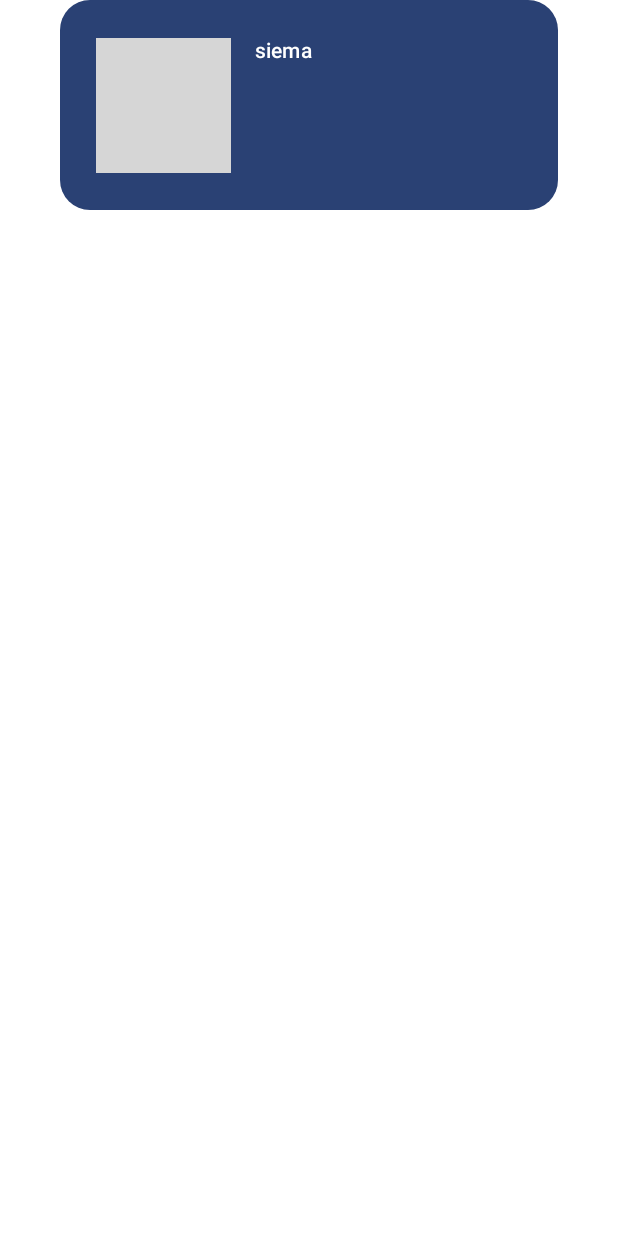
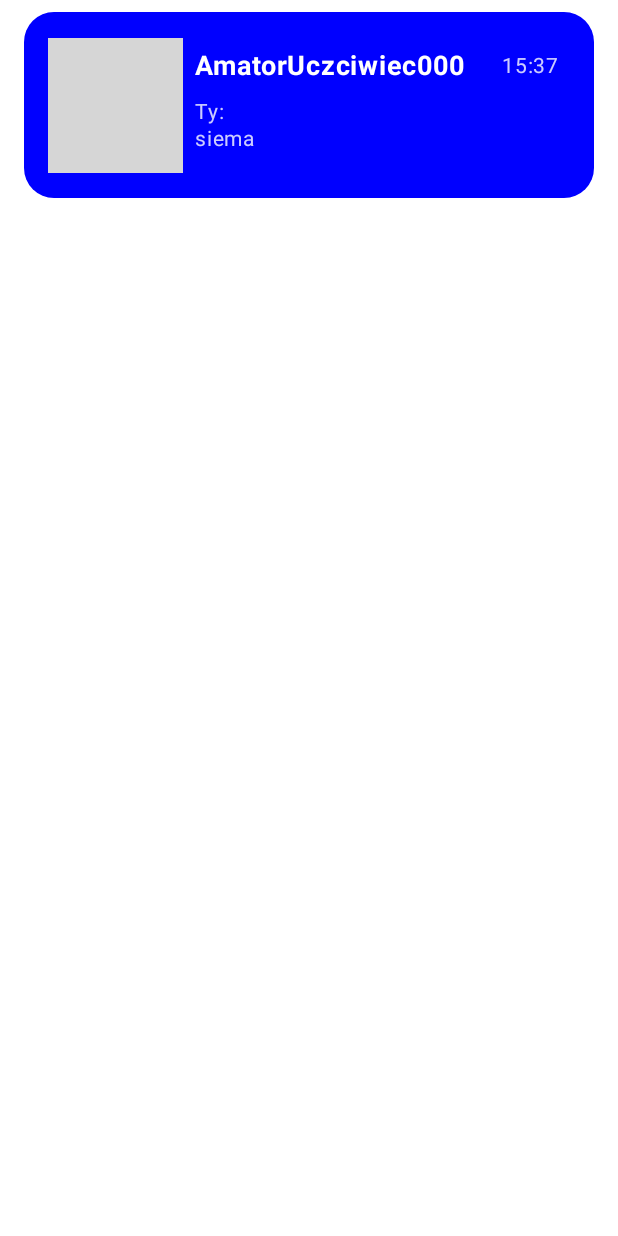
Before and after one commit to pyRR4/TelePathy, an Android app built with Jetpack Compose: the @Preview function TelePathyPreview, on a phone screen of 412 x 824 dp. Run offline under Robolectric (Android 15) with nearby library versions, the phone set to English and light mode, and no system bars; grey boxes are pictures that could not be loaded.

Commit message:
finished contactCard button

```diff
--- a/app/src/main/java/com/example/telepathy/MainActivity.kt
+++ b/app/src/main/java/com/example/telepathy/MainActivity.kt
@@ -8,6 +8,7 @@ import androidx.compose.foundation.BorderStroke
 import androidx.compose.foundation.Image
 import androidx.compose.foundation.background
 import androidx.compose.foundation.border
+import androidx.compose.foundation.clickable
 import androidx.compose.foundation.layout.Arrangement
 import androidx.compose.foundation.layout.Box
 import androidx.compose.foundation.layout.Column
@@ -20,7 +21,6 @@ import androidx.compose.foundation.layout.requiredSize
 import androidx.compose.foundation.layout.size
 import androidx.compose.foundation.shape.CircleShape
 import androidx.compose.foundation.shape.RoundedCornerShape
-import androidx.compose.material3.Button
 import androidx.compose.material3.MaterialTheme
 import androidx.compose.material3.Surface
 import androidx.compose.material3.Text
@@ -33,6 +33,7 @@ import androidx.compose.ui.graphics.painter.Painter
 import androidx.compose.ui.layout.ContentScale
 import androidx.compose.ui.res.painterResource
 import androidx.compose.ui.res.stringResource
+import androidx.compose.ui.text.font.FontWeight
 import androidx.compose.ui.text.style.TextAlign
 import androidx.compose.ui.tooling.preview.Preview
 import androidx.compose.ui.unit.dp
@@ -93,29 +94,32 @@ fun Header(text: String, modifier: Modifier = Modifier) {
 }
 
 @Composable
-fun Contact() {
+fun ContactCard(
+    imageDrawable: Int,
+    name: String,
+    message: String,
+    time: String,
+    backgroundColor: Color,
+    onClick: () -> Unit
+) {
     val buttonModifier = Modifier
-        .padding(horizontal = 40.dp)
-        .fillMaxWidth()
-        .size(140.dp)
+        .size(height = 140.dp, width = 570.dp)
+        .clickable(onClick = onClick)
+        .padding(horizontal = 16.dp, vertical = 8.dp)
+        .background(color = backgroundColor, shape = RoundedCornerShape(20.dp))
+        .padding(16.dp)
 
-    Button (
-        onClick = { /*TODO*/},
-        shape = RoundedCornerShape(20.dp),
-        modifier = buttonModifier
+    Row (
+        modifier = buttonModifier,
+        verticalAlignment = Alignment.CenterVertically
     ) {
-        Row (
-            modifier = Modifier
-                .fillMaxSize()
-        ) {
-            val avatarModifier = Modifier
-                .align(Alignment.CenterVertically)
+        val avatarModifier = Modifier
+            .align(Alignment.CenterVertically)
 
-            val textModifier = Modifier
-                .padding(16.dp)
-            Avatar(painterResource(R.drawable.test), avatarModifier)
-            ContactText(textModifier)
-        }
+        val textModifier = Modifier
+            .padding(horizontal = 8.dp, vertical = 8.dp)
+        Avatar(painterResource(imageDrawable), avatarModifier)
+        ContactText(name, message, time, textModifier)
     }
 }
 
@@ -137,17 +141,37 @@ fun Avatar(image: Painter, modifier: Modifier) {
 
 
 @Composable
-fun ContactText(modifier: Modifier) {
+fun ContactText(name: String, message: String, time: String, modifier: Modifier) {
     Row (
         modifier = modifier
             .fillMaxWidth()
             .fillMaxHeight()
     ) {
-        Column {
+        Column (
+            modifier = Modifier.weight(1f)
+        ) {
             Text(
-                text = "siema"
+                text = name,
+                fontSize = 18.sp,
+                fontWeight = FontWeight.Bold,
+                color = Color.White
+            )
+
+            Text(
+                text = message,
+                fontSize = 14.sp,
+                color = Color.White.copy(alpha = 0.8f),
+                lineHeight = 18.sp,
+                modifier = Modifier.padding(top = 10.dp)
             )
         }
+
+        Text (
+            text = time,
+            fontSize = 14.sp,
+            color = Color.White.copy(alpha = 0.8f),
+            textAlign = TextAlign.End
+        )
     }
 }
 
@@ -157,6 +181,13 @@ fun ContactText(modifier: Modifier) {
 fun TelePathyPreview() {
     TelePathyTheme {
         //ContactsScreen()
-        Contact()
+        ContactCard(
+            R.drawable.test,
+            "AmatorUczciwiec000",
+            "Ty:\nsiema",
+            "15:37",
+            Color.Blue,
+            { println("Button clicked!") }
+        )
     }
 }
```
